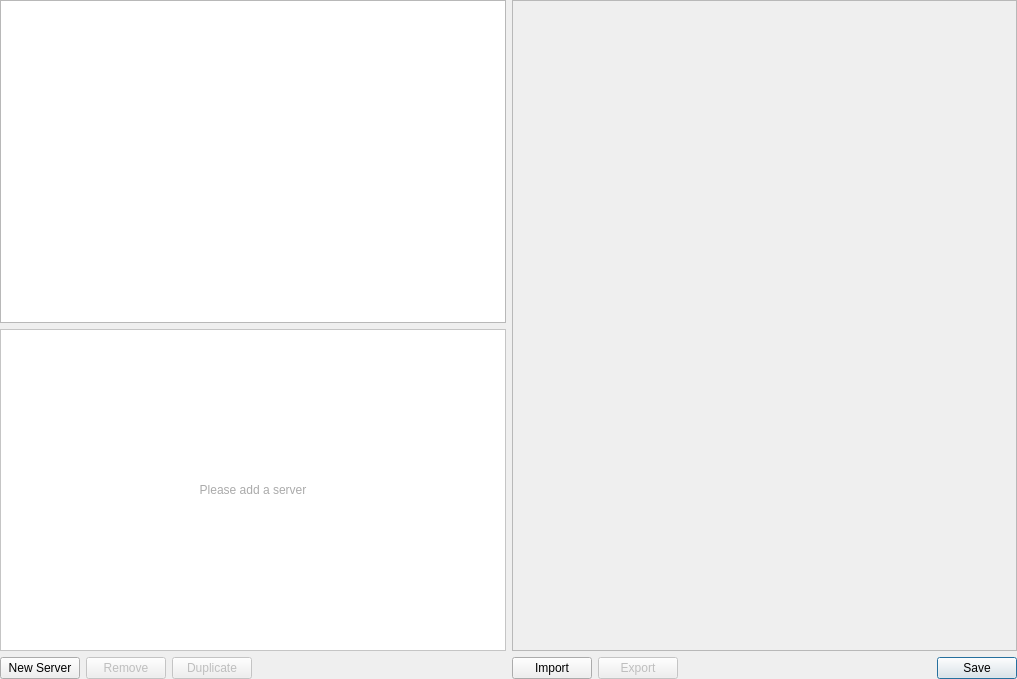
Old version of the form geocatbridge/ui/serverconnectionswidget.ui in the repository GeoCat/qgis-bridge-plugin.
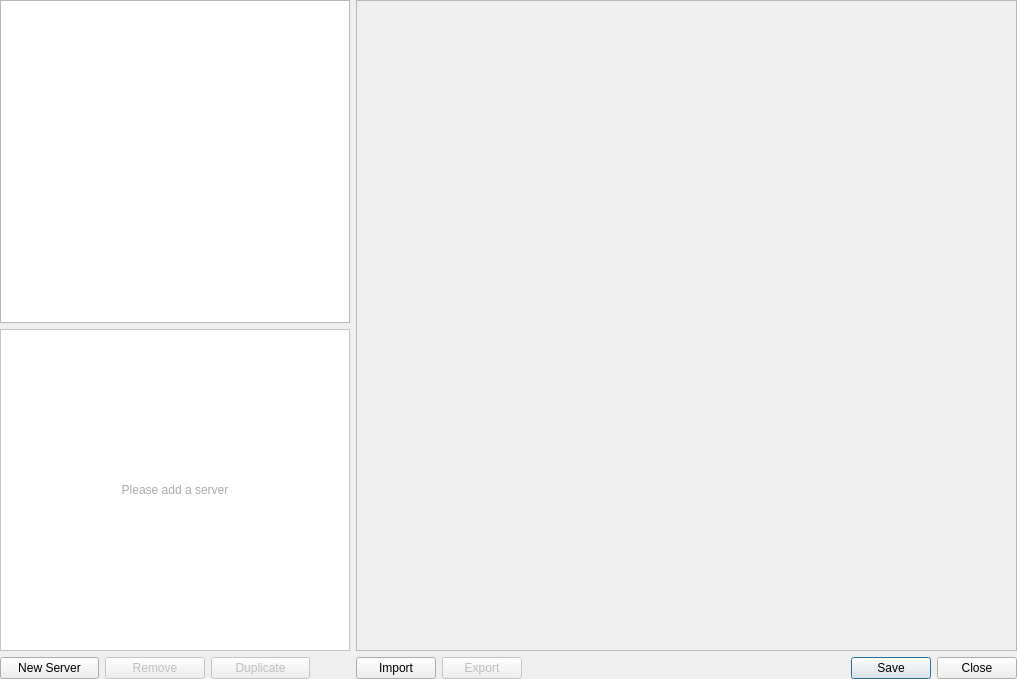
New version of the form.

Diff of the .ui file:
```diff
--- a/geocatbridge/ui/serverconnectionswidget.ui
+++ b/geocatbridge/ui/serverconnectionswidget.ui
@@ -31,16 +31,35 @@
      <item>
       <layout class="QVBoxLayout" name="verticalLayout">
        <item>
-        <widget class="QListWidget" name="listServers"/>
+        <widget class="QListWidget" name="listServers">
+         <property name="sizePolicy">
+          <sizepolicy hsizetype="Minimum" vsizetype="Expanding">
+           <horstretch>0</horstretch>
+           <verstretch>0</verstretch>
+          </sizepolicy>
+         </property>
+         <property name="minimumSize">
+          <size>
+           <width>350</width>
+           <height>0</height>
+          </size>
+         </property>
+        </widget>
        </item>
        <item>
         <widget class="QLabel" name="txtNoServers">
          <property name="sizePolicy">
-          <sizepolicy hsizetype="Expanding" vsizetype="Expanding">
+          <sizepolicy hsizetype="Minimum" vsizetype="Expanding">
            <horstretch>0</horstretch>
            <verstretch>0</verstretch>
           </sizepolicy>
          </property>
+         <property name="minimumSize">
+          <size>
+           <width>350</width>
+           <height>0</height>
+          </size>
+         </property>
          <property name="styleSheet">
           <string notr="true">font: 350 13pt &quot;Segoe UI&quot;;
 color: rgb(170, 170, 170);
@@ -68,7 +87,7 @@
      <item>
       <widget class="QStackedWidget" name="stackedWidget">
        <property name="sizePolicy">
-        <sizepolicy hsizetype="MinimumExpanding" vsizetype="MinimumExpanding">
+        <sizepolicy hsizetype="Expanding" vsizetype="Expanding">
          <horstretch>0</horstretch>
          <verstretch>0</verstretch>
         </sizepolicy>
@@ -79,7 +98,14 @@
        <property name="currentIndex">
         <number>0</number>
        </property>
-       <widget class="QWidget" name="widgetEmpty"/>
+       <widget class="QWidget" name="widgetEmpty">
+        <property name="sizePolicy">
+         <sizepolicy hsizetype="Expanding" vsizetype="Minimum">
+          <horstretch>0</horstretch>
+          <verstretch>0</verstretch>
+         </sizepolicy>
+        </property>
+       </widget>
       </widget>
      </item>
     </layout>
@@ -87,7 +113,46 @@
    <item>
     <layout class="QHBoxLayout" name="horizontalLayout">
      <item>
+      <widget class="QWidget" name="horizontalWidget" native="true">
+       <property name="sizePolicy">
+        <sizepolicy hsizetype="Minimum" vsizetype="Fixed">
+         <horstretch>0</horstretch>
+         <verstretch>0</verstretch>
+        </sizepolicy>
+       </property>
+       <property name="minimumSize">
+        <size>
+         <width>350</width>
+         <height>0</height>
+        </size>
+       </property>
+       <property name="cursor">
+        <cursorShape>ArrowCursor</cursorShape>
+       </property>
+       <property name="tabletTracking">
+        <bool>false</bool>
+       </property>
+       <layout class="QHBoxLayout" name="horizontalLayout_2">
+        <property name="leftMargin">
+         <number>0</number>
+        </property>
+        <property name="topMargin">
+         <number>0</number>
+        </property>
+        <property name="rightMargin">
+         <number>0</number>
+        </property>
+        <property name="bottomMargin">
+         <number>0</number>
+        </property>
+        <item>
       <widget class="QPushButton" name="buttonNew">
+          <property name="sizePolicy">
+           <sizepolicy hsizetype="Preferred" vsizetype="Fixed">
+            <horstretch>0</horstretch>
+            <verstretch>0</verstretch>
+           </sizepolicy>
+          </property>
        <property name="text">
         <string>New Server</string>
        </property>
@@ -101,6 +166,12 @@
        <property name="enabled">
         <bool>false</bool>
        </property>
+          <property name="sizePolicy">
+           <sizepolicy hsizetype="Preferred" vsizetype="Fixed">
+            <horstretch>0</horstretch>
+            <verstretch>0</verstretch>
+           </sizepolicy>
+          </property>
        <property name="text">
         <string>Remove</string>
        </property>
@@ -111,18 +182,24 @@
        <property name="enabled">
         <bool>false</bool>
        </property>
+          <property name="sizePolicy">
+           <sizepolicy hsizetype="Preferred" vsizetype="Fixed">
+            <horstretch>0</horstretch>
+            <verstretch>0</verstretch>
+           </sizepolicy>
+          </property>
        <property name="text">
         <string>Duplicate</string>
        </property>
       </widget>
      </item>
      <item>
-      <spacer name="horizontalSpacer_3">
+         <spacer name="horizontalSpacer_2">
        <property name="orientation">
         <enum>Qt::Horizontal</enum>
        </property>
        <property name="sizeType">
-        <enum>QSizePolicy::MinimumExpanding</enum>
+           <enum>QSizePolicy::Preferred</enum>
        </property>
        <property name="sizeHint" stdset="0">
         <size>
@@ -131,6 +208,9 @@
         </size>
        </property>
       </spacer>
+        </item>
+       </layout>
+      </widget>
      </item>
      <item>
       <widget class="QPushButton" name="buttonImport">
@@ -190,6 +270,19 @@
        </property>
       </widget>
      </item>
+     <item>
+      <widget class="QDialogButtonBox" name="btnClose">
+       <property name="sizePolicy">
+        <sizepolicy hsizetype="Maximum" vsizetype="Fixed">
+         <horstretch>0</horstretch>
+         <verstretch>0</verstretch>
+        </sizepolicy>
+       </property>
+       <property name="standardButtons">
+        <set>QDialogButtonBox::Close</set>
+       </property>
+      </widget>
+     </item>
     </layout>
    </item>
   </layout>
```
Lines whose indentation alone changed are shown as unchanged.
